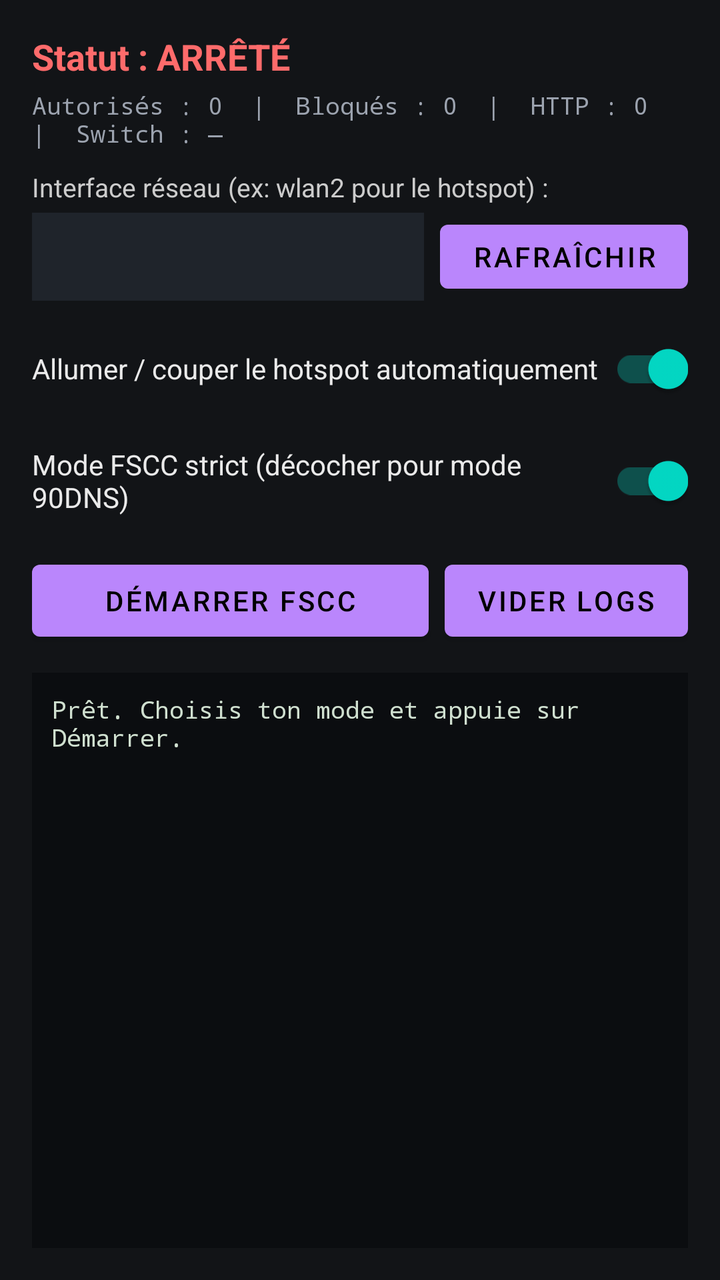
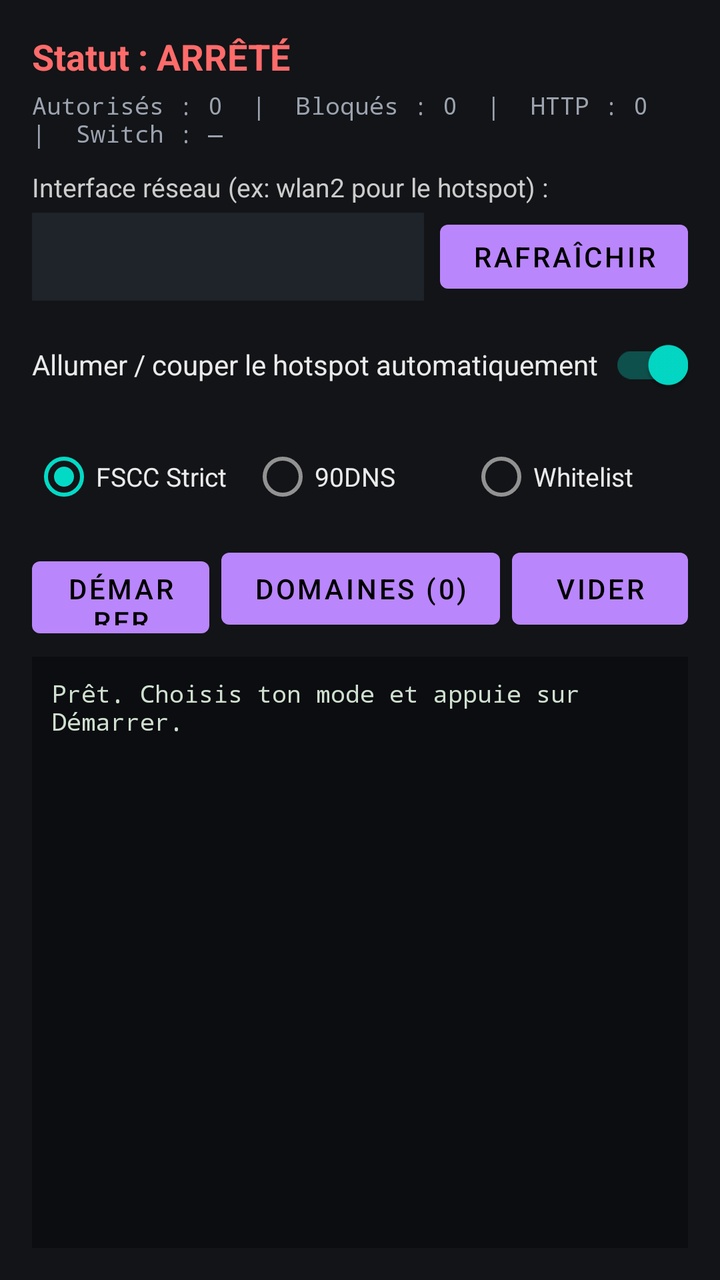

Before-and-after screenshots of an Android layout around one commit, followed by the original layout XML and the change that was made.
<!-- AndroidManifest.xml: application theme Theme.MaterialComponents -->
<!-- res/layout/activity_main.xml -->
<?xml version="1.0" encoding="utf-8"?>
<LinearLayout xmlns:android="http://schemas.android.com/apk/res/android"
    android:layout_width="match_parent"
    android:layout_height="match_parent"
    android:orientation="vertical"
    android:padding="16dp"
    android:background="#121417">

    <TextView
        android:id="@+id/txtStatus"
        android:layout_width="match_parent"
        android:layout_height="wrap_content"
        android:text="Statut : ARRÊTÉ"
        android:textSize="18sp"
        android:textStyle="bold"
        android:textColor="#FF6B6B"
        android:paddingBottom="4dp" />

    <TextView
        android:id="@+id/txtStats"
        android:layout_width="match_parent"
        android:layout_height="wrap_content"
        android:text="Autorisés : 0  |  Bloqués : 0  |  HTTP : 0  |  Switch : —"
        android:textSize="12sp"
        android:fontFamily="monospace"
        android:textColor="#9CA3AF"
        android:paddingBottom="10dp" />

    <TextView
        android:layout_width="match_parent"
        android:layout_height="wrap_content"
        android:text="Interface réseau (ex: wlan2 pour le hotspot) :"
        android:textColor="#CCCCCC"
        android:textSize="13sp" />

    <LinearLayout
        android:layout_width="match_parent"
        android:layout_height="wrap_content"
        android:orientation="horizontal"
        android:gravity="center_vertical"
        android:layout_marginTop="4dp"
        android:layout_marginBottom="10dp">

        <Spinner
            android:id="@+id/spinnerIfaces"
            android:layout_width="0dp"
            android:layout_height="44dp"
            android:layout_weight="1"
            android:background="#1F242B" />

        <Button
            android:id="@+id/btnRefresh"
            android:layout_width="wrap_content"
            android:layout_height="44dp"
            android:layout_marginStart="8dp"
            android:text="Rafraîchir" />
    </LinearLayout>

    <androidx.appcompat.widget.SwitchCompat
        android:id="@+id/switchAutoHotspot"
        android:layout_width="match_parent"
        android:layout_height="wrap_content"
        android:checked="true"
        android:text="Allumer / couper le hotspot automatiquement"
        android:textColor="#EAEAEA"
        android:layout_marginBottom="8dp" />

    <androidx.appcompat.widget.SwitchCompat
        android:id="@+id/switchOffline"
        android:layout_width="match_parent"
        android:layout_height="wrap_content"
        android:checked="true"
        android:text="Mode FSCC strict (décocher pour mode 90DNS)"
        android:textColor="#EAEAEA"
        android:layout_marginBottom="12dp" />

    <LinearLayout
        android:layout_width="match_parent"
        android:layout_height="wrap_content"
        android:orientation="horizontal"
        android:layout_marginBottom="12dp">

        <Button
            android:id="@+id/btnToggle"
            android:layout_width="0dp"
            android:layout_height="48dp"
            android:layout_weight="1"
            android:text="Démarrer FSCC" />

        <Button
            android:id="@+id/btnClear"
            android:layout_width="wrap_content"
            android:layout_height="48dp"
            android:layout_marginStart="8dp"
            android:text="Vider logs" />
    </LinearLayout>

    <ScrollView
        android:id="@+id/scrollLogs"
        android:layout_width="match_parent"
        android:layout_height="0dp"
        android:layout_weight="1"
        android:background="#0B0D10"
        android:padding="10dp">

        <TextView
            android:id="@+id/txtLogs"
            android:layout_width="match_parent"
            android:layout_height="wrap_content"
            android:fontFamily="monospace"
            android:textColor="#D0E0D0"
            android:textSize="12sp"
            android:text="Prêt. Choisis ton mode et appuie sur Démarrer." />
    </ScrollView>
</LinearLayout>
<!-- resources referenced by this layout -->
<resources>

</resources>

<!-- the commit's change to res/layout/activity_main.xml (unified diff, before → after) -->
@@ -39,7 +39,7 @@
         android:orientation="horizontal"
         android:gravity="center_vertical"
         android:layout_marginTop="4dp"
-        android:layout_marginBottom="10dp">
+        android:layout_marginBottom="8dp">
 
         <Spinner
             android:id="@+id/spinnerIfaces"
@@ -65,34 +65,99 @@
         android:textColor="#EAEAEA"
         android:layout_marginBottom="8dp" />
 
-    <androidx.appcompat.widget.SwitchCompat
-        android:id="@+id/switchOffline"
+    <RadioGroup
+        android:id="@+id/rgMode"
         android:layout_width="match_parent"
         android:layout_height="wrap_content"
-        android:checked="true"
-        android:text="Mode FSCC strict (décocher pour mode 90DNS)"
-        android:textColor="#EAEAEA"
-        android:layout_marginBottom="12dp" />
+        android:orientation="horizontal"
+        android:layout_marginBottom="8dp">
+
+        <RadioButton
+            android:id="@+id/rbStrict"
+            android:layout_width="0dp"
+            android:layout_height="wrap_content"
+            android:layout_weight="1"
+            android:checked="true"
+            android:text="FSCC Strict"
+            android:textColor="#EAEAEA"
+            android:textSize="13sp" />
+
+        <RadioButton
+            android:id="@+id/rb90dns"
+            android:layout_width="0dp"
+            android:layout_height="wrap_content"
+            android:layout_weight="1"
+            android:text="90DNS"
+            android:textColor="#EAEAEA"
+            android:textSize="13sp" />
+
+        <RadioButton
+            android:id="@+id/rbWhitelist"
+            android:layout_width="0dp"
+            android:layout_height="wrap_content"
+            android:layout_weight="1"
+            android:text="Whitelist"
+            android:textColor="#EAEAEA"
+            android:textSize="13sp" />
+    </RadioGroup>
+
+    <LinearLayout
+        android:id="@+id/layoutWhitelist"
+        android:layout_width="match_parent"
+        android:layout_height="wrap_content"
+        android:orientation="horizontal"
+        android:gravity="center_vertical"
+        android:visibility="gone"
+        android:layout_marginBottom="8dp">
+
+        <EditText
+            android:id="@+id/editWhitelist"
+            android:layout_width="0dp"
+            android:layout_height="wrap_content"
+            android:layout_weight="1"
+            android:hint="youtube.com, github.com..."
+            android:textColor="#EAEAEA"
+            android:textColorHint="#6B7280"
+            android:textSize="12sp"
+            android:background="#1F242B"
+            android:padding="8dp"
+            android:maxLines="2"
+            android:inputType="textNoSuggestions|textMultiLine" />
+
+        <Button
+            android:id="@+id/btnSaveWhitelist"
+            android:layout_width="wrap_content"
+            android:layout_height="40dp"
+            android:layout_marginStart="8dp"
+            android:text="OK" />
+    </LinearLayout>
 
     <LinearLayout
         android:layout_width="match_parent"
         android:layout_height="wrap_content"
         android:orientation="horizontal"
-        android:layout_marginBottom="12dp">
+        android:layout_marginBottom="10dp">
 
         <Button
             android:id="@+id/btnToggle"
             android:layout_width="0dp"
             android:layout_height="48dp"
             android:layout_weight="1"
-            android:text="Démarrer FSCC" />
+            android:text="Démarrer FSCC Strict" />
+
+        <Button
+            android:id="@+id/btnDomains"
+            android:layout_width="wrap_content"
+            android:layout_height="48dp"
+            android:layout_marginStart="6dp"
+            android:text="Domaines (0)" />
 
         <Button
             android:id="@+id/btnClear"
             android:layout_width="wrap_content"
             android:layout_height="48dp"
-            android:layout_marginStart="8dp"
-            android:text="Vider logs" />
+            android:layout_marginStart="6dp"
+            android:text="Vider" />
     </LinearLayout>
 
     <ScrollView
